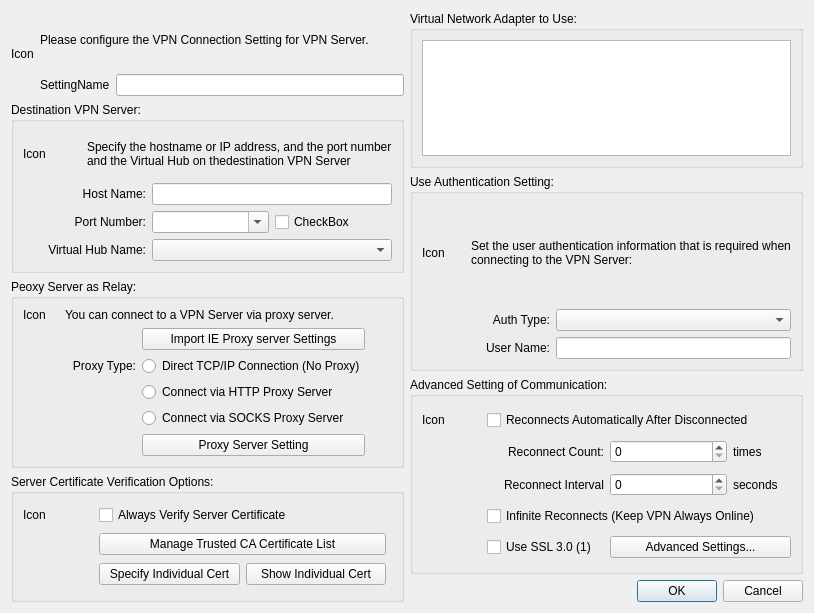
First picture: the form in ui/NewVpnConnectionDialog.ui, repository YWNlcg/SoftEtherVpnClientGui, before the edit.
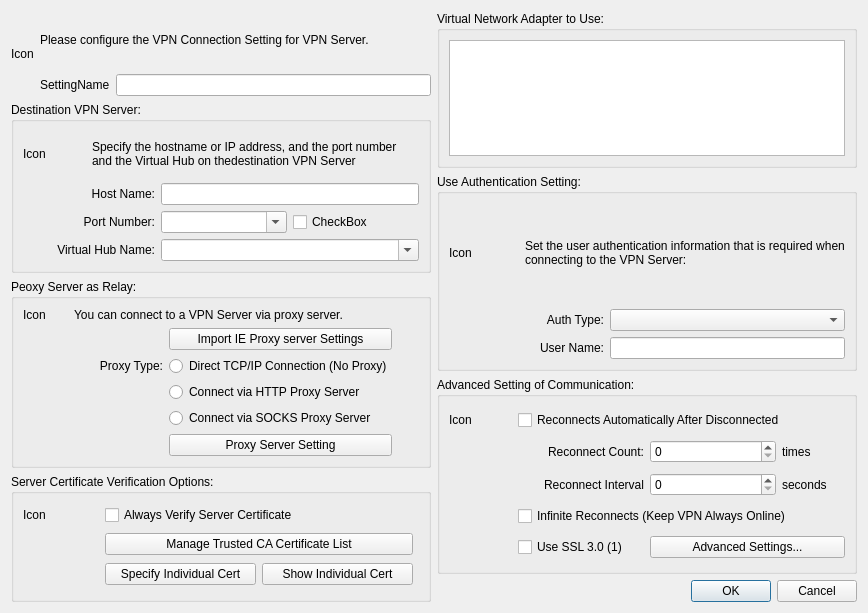
Second picture: the form after the edit.

Commit message: Added validation of the entered data to create VPn account

Diff of the .ui file:
```diff
--- a/ui/NewVpnConnectionDialog.ui
+++ b/ui/NewVpnConnectionDialog.ui
@@ -6,7 +6,7 @@
    <rect>
     <x>0</x>
     <y>0</y>
-    <width>814</width>
+    <width>868</width>
     <height>613</height>
    </rect>
   </property>
@@ -73,7 +73,11 @@
          </widget>
         </item>
         <item row="3" column="2" colspan="2">
-         <widget class="QComboBox" name="comboBoxHubName"/>
+         <widget class="QComboBox" name="comboBoxHubName">
+          <property name="editable">
+           <bool>true</bool>
+          </property>
+         </widget>
         </item>
         <item row="1" column="0" colspan="2">
          <widget class="QLabel" name="labelHostName">
```
The commit also changes 2 other files.
